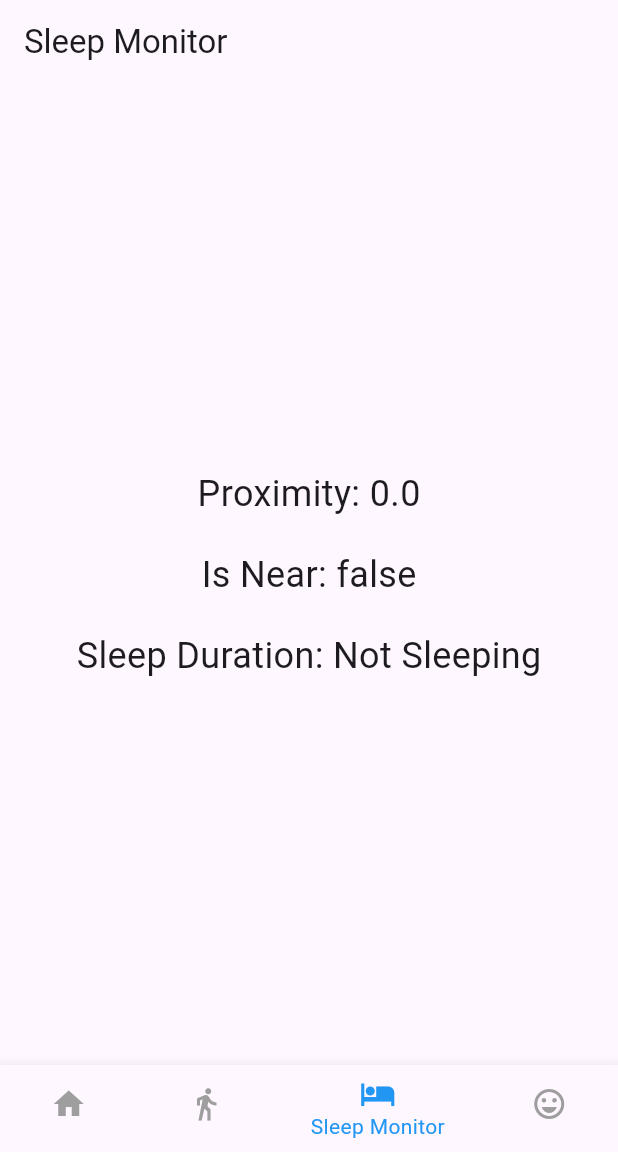
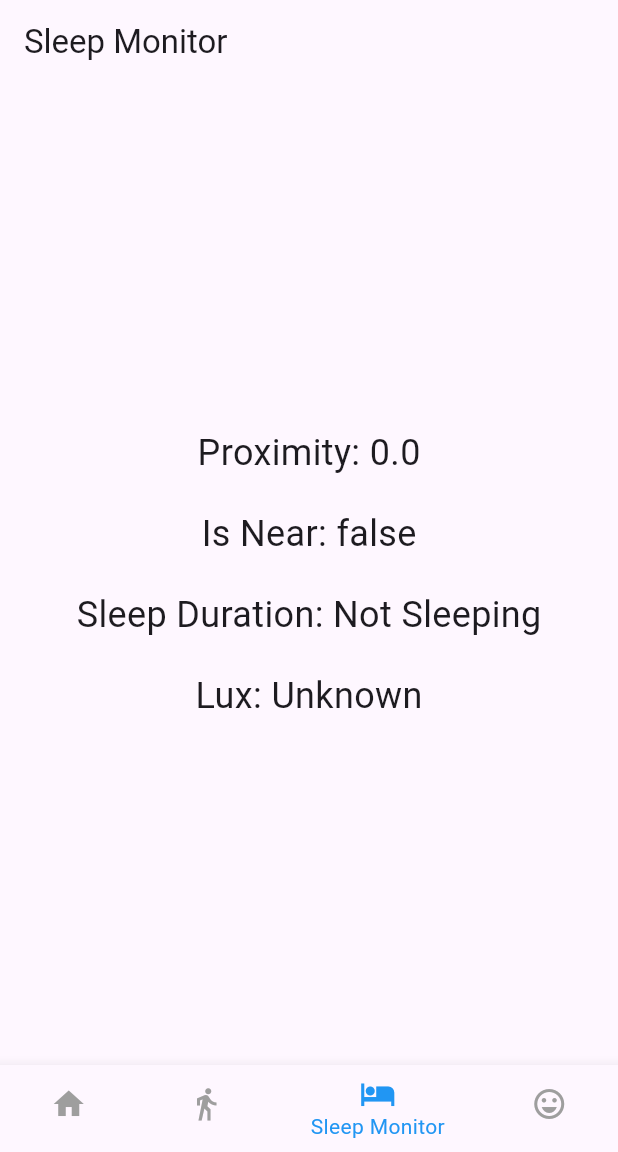
Before and after one commit to imshaaz21/Health_Companion_App, a Flutter app: the screen it shows after launch, item 3 of the bottom bar chosen, on a phone screen of 412 x 824 dp, the part 84-1236 px from its top. Run offline on Flutter 3.47's test engine with Material 3 defaults, Android fonts, the phone set to English and light mode, and no system bars; missing offline and left inert: light, proximity_sensor.

Commit message:
Update on  sleep-monitor

```diff
--- a/lib/screens/sleep_monitor_screen.dart
+++ b/lib/screens/sleep_monitor_screen.dart
@@ -1,6 +1,7 @@
 import 'package:flutter/material.dart';
 import 'package:flutter/foundation.dart' as foundation;
 import 'dart:async';
+import 'package:light/light.dart';
 import 'package:proximity_sensor/proximity_sensor.dart';
 
 class SleepMonitorScreen extends StatefulWidget {
@@ -17,11 +18,35 @@ class _SleepMonitorScreenState extends State<SleepMonitorScreen> {
   DateTime? _sleepStartTime;
   bool _isSleeping = false;
   int _sleepDuration = 0; // in seconds
+  String _luxString = 'Unknown';
+  Light? _light;
+  StreamSubscription? _subscription;
+
+  void onData(int luxValue) async {
+    debugPrint("Lux value: $luxValue");
+    setState(() {
+      _luxString = "$luxValue";
+    });
+  }
+
+  void stopListening() {
+    _subscription?.cancel();
+  }
+
+  void startListeningLight() {
+    _light = Light();
+    try {
+      _subscription = _light?.lightSensorStream.listen(onData);
+    } on LightException catch (exception) {
+      debugPrint(exception.toString());
+    }
+  }
 
   @override
   void initState() {
     super.initState();
     listenSensor();
+    startListeningLight();
   }
 
   @override
@@ -58,6 +83,9 @@ class _SleepMonitorScreenState extends State<SleepMonitorScreen> {
           // Perform your logic here, for example, show sleep duration
           Duration sleepDuration = DateTime.now().difference(_sleepStartTime!);
           debugPrint('Person is sleeping for more than one hour: $sleepDuration');
+          setState(() {
+            _sleepDuration = sleepDuration.inSeconds;
+          });
           // You can perform any action here, such as showing sleep duration
         }
       }
@@ -99,6 +127,11 @@ class _SleepMonitorScreenState extends State<SleepMonitorScreen> {
                     'Sleep Duration: ${_sleepDuration > 0 ? Duration(seconds: _sleepDuration) : 'Not Sleeping'}',
                     style: const TextStyle(fontSize: 24),
                   ),
+                  const SizedBox(height: 20),
+                  Text(
+                    'Lux: $_luxString',
+                    style: const TextStyle(fontSize: 24),
+                  ),
                 ],
               ),
             ),
```
